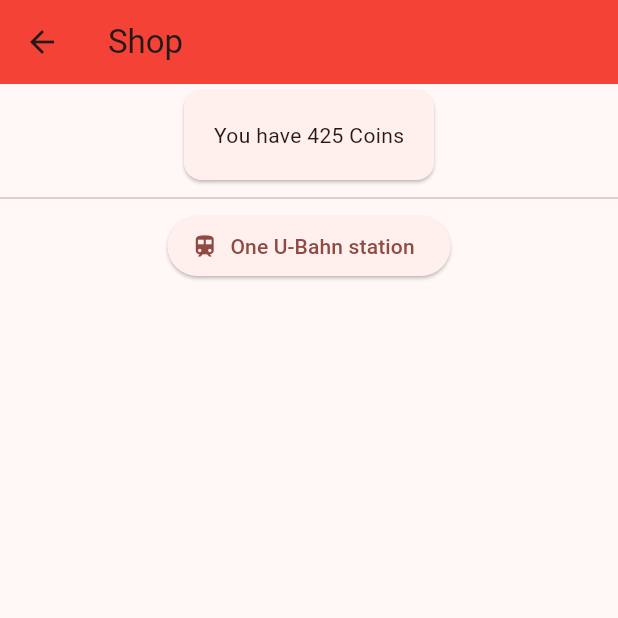
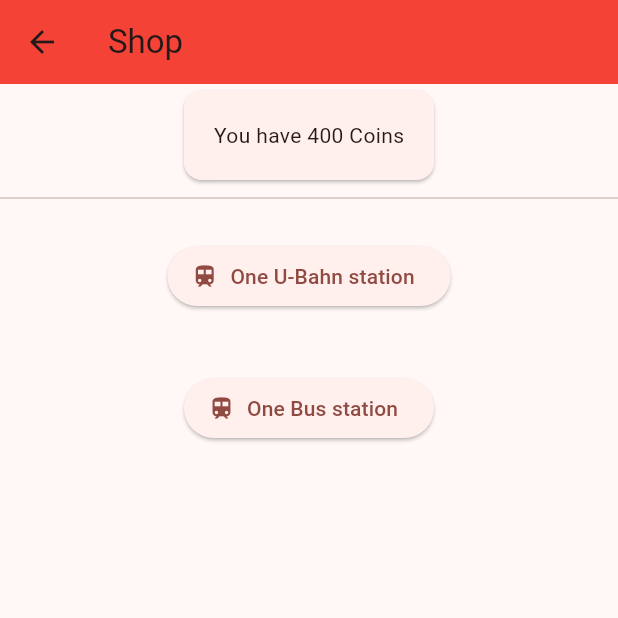
Before and after one commit to velix2/tag_lag, a Flutter app: the ShopPage screen opened directly, after a tap on an icon or button, on a phone screen of 412 x 824 dp, the top half of it. Run offline on Flutter 3.47's test engine with Material 2 defaults, Android fonts, the phone set to English and light mode, and no system bars.

Commit message:
improved shop page (in theory fully functional)

```diff
--- a/lib/experimental_page.dart
+++ b/lib/experimental_page.dart
@@ -1,3 +1,5 @@
+// ignore_for_file: unused_field
+
 import 'dart:math';
 
 import 'package:flutter/material.dart';
--- a/lib/main.dart
+++ b/lib/main.dart
@@ -47,11 +47,11 @@ class TagLagState extends ChangeNotifier {
   // all app-wide variables having to do with VETOING
   var vetoStartTime = DateTime
       .now(); // Storing the timepoint that the last veto period was started
-  var vetoTimeTotal = Duration(
+  var vetoTimeTotal = const Duration(
       minutes: 0); // The amount of time the last/current veto period lasts
   var vetoEndTime =
       DateTime.now(); // The point in time where the veto period ends
-  var vetoTimeLeft = Duration(minutes: 0);
+  var vetoTimeLeft = const Duration(minutes: 0);
   bool hasActiveVeto = false;
 
   void checkVetoTime() {
--- a/lib/shop_page.dart
+++ b/lib/shop_page.dart
@@ -1,6 +1,10 @@
+// ignore_for_file: must_be_immutable
+
 import 'package:flutter/material.dart';
+import 'package:flutter/services.dart';
 import 'package:provider/provider.dart';
 import 'main.dart';
+import 'dart:convert';
 
 class ShopPage extends StatefulWidget {
   const ShopPage({super.key});
@@ -10,6 +14,26 @@ class ShopPage extends StatefulWidget {
 }
 
 class _ShopPageState extends State<ShopPage> {
+
+  List mediumsList = [];
+
+  // Fetch content from the json file
+  Future<void> readMediums() async {
+    final String response =
+        await rootBundle.loadString('assets/mediums.json');
+    final data = await json.decode(response);
+    setState(() {
+      mediumsList = data["mediums"];
+      print(mediumsList);
+    });
+  }
+
+  @override
+  void initState() {
+    super.initState();
+    // Call the readJson method when this page gets loaded
+    readMediums();
+  }
 
   @override
   Widget build(BuildContext context) {
@@ -28,16 +52,24 @@ class _ShopPageState extends State<ShopPage> {
             )
           ),
           const Divider(),
-          BuyButton(
-            cost: 75,
-            medium: "U-Bahn",
+          Column(
+            children: [
+              for (var medium in mediumsList)
+                Padding(
+                  padding: const EdgeInsets.all(20),
+                  child: BuyButton(
+                    cost: medium["cost"],
+                    medium: medium["name"],
                     mediumIcon: const Icon(Icons.train),
                     onPressed: () {
                       setState(() {
-                appState.coinBalance = appState.coinBalance - 75;
+                        appState.buy(medium["cost"]);
                       });
                     },
                   ),
+                )
+            ]
+          )
         ],
       ),
     );
@@ -48,7 +80,7 @@ class BuyButton extends StatefulWidget {
   String medium;
   int cost;
   Icon mediumIcon;
-  var onPressed;
+  void Function() onPressed;
 
   BuyButton(
     {super.key, required this.cost, required this.medium, required this.mediumIcon, required this.onPressed}
@@ -61,7 +93,7 @@ class BuyButton extends StatefulWidget {
 class _BuyButtonState extends State<BuyButton> {
   @override
   Widget build(BuildContext context) {
-    var appState = context.watch<TagLagState>();
+    //var appState = context.watch<TagLagState>();
     return ElevatedButton.icon(
       onPressed: widget.onPressed,
       label: Text("One ${widget.medium} station"),
--- a/pubspec.yaml
+++ b/pubspec.yaml
@@ -24,3 +24,4 @@ flutter:
   assets:
     - assets/rules.json
     - assets/challenges.json
+    - assets/mediums.json
```
Also changed, not shown: assets/challenges.json (+16 -4 lines), assets/mediums.json (added, +12 -0 lines), assets/rules.json (+14 -4 lines). Lines whose indentation alone changed are shown as unchanged.
